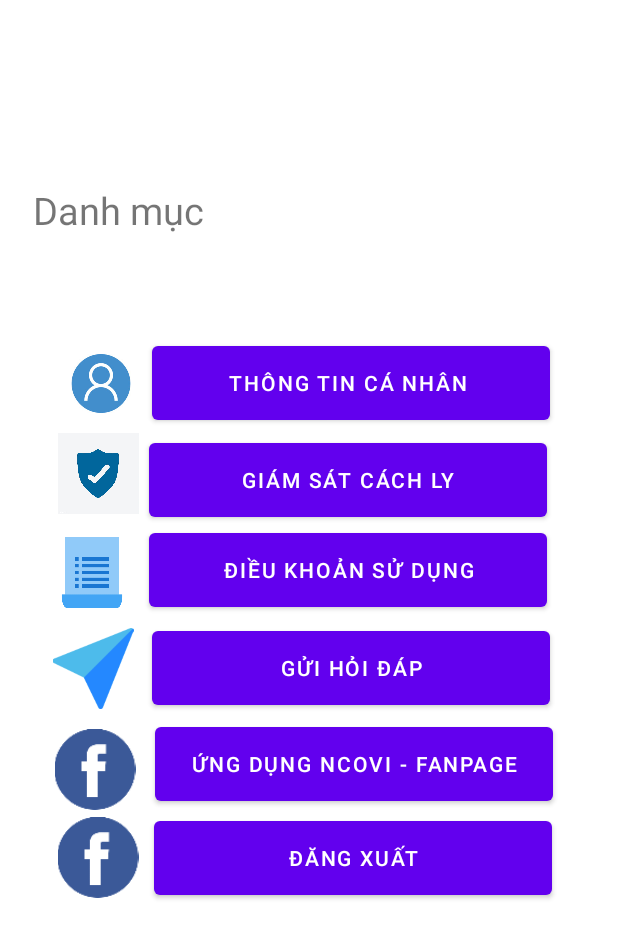
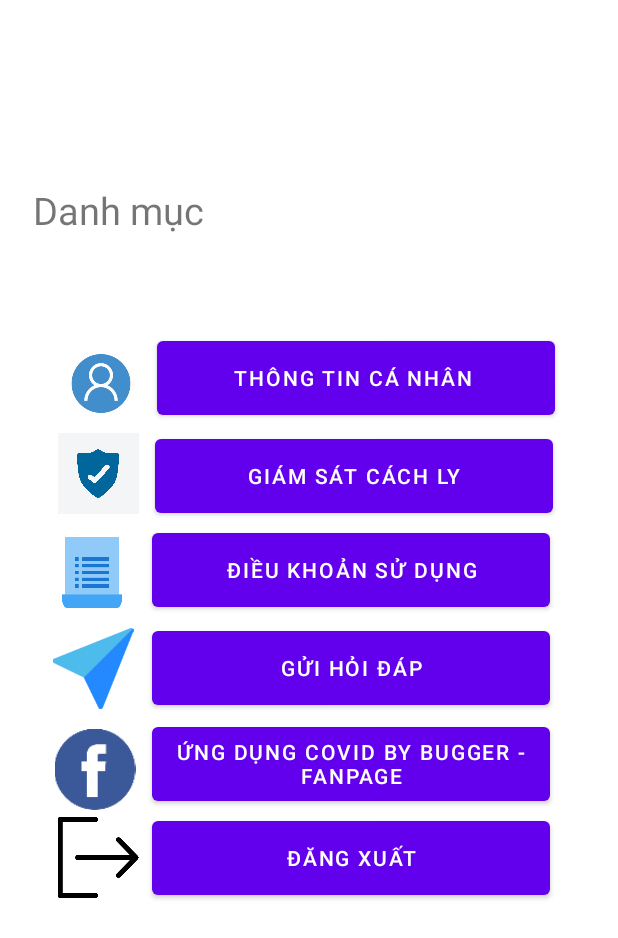
Before and after one commit to philong192001/Android_App, an Android app: the layout fragment_category.xml on its own in the app's theme, with its tools: preview values and no code run, on a phone screen of 412 x 824 dp. Shown: the top 938 px of the screen. Run offline under Robolectric (Android 15) with nearby library versions, the light colour scheme and no system bars.

Commit message:
update phiên bản hoàn chỉnh nhất part2 hahahah

```diff
--- a/app/src/main/AndroidManifest.xml
+++ b/app/src/main/AndroidManifest.xml
@@ -28,13 +28,11 @@
         <activity android:name=".DeclarePersonalInfoActivity" />
         <activity android:name=".PatientActivity" />
          <activity android:name=".HomeActivity" />
-        <activity android:name=".InfoEmp" />
+        <activity android:name=".RegisterActivity" />
         <activity android:name=".ProvisoActivity"/>
-        <activity android:name=".InfoPersonActivity" />
         <activity android:name=".EpidemicPreventionActivity" />
+        <activity android:name=".QRCodeActivity"/>
         <activity android:name=".InfomationUserActivity" />
-
-
         <meta-data
             android:name="com.google.android.geo.API_KEY"
             android:value="AIzaSyBL23QZXAbY--5Nm9z3vokMoeMb8iPQAwY" />
--- a/app/src/main/java/com/example/appcovid/QRCodeActivity.java
+++ b/app/src/main/java/com/example/appcovid/QRCodeActivity.java
@@ -2,20 +2,15 @@ package com.example.appcovid;
 
 import androidx.appcompat.app.AppCompatActivity;
 
-import android.content.Context;
 import android.content.Intent;
 import android.graphics.Bitmap;
 import android.os.Bundle;
 import android.util.Log;
 import android.view.View;
-import android.view.inputmethod.InputMethodManager;
-import android.widget.Button;
-import android.widget.EditText;
 import android.widget.ImageView;
 import android.widget.TextView;
 
 import com.example.appcovid.network.dto.CreateAccDto;
-import com.example.appcovid.network.dto.QRcode;
 import com.google.zxing.BarcodeFormat;
 import com.google.zxing.MultiFormatWriter;
 import com.google.zxing.WriterException;
@@ -35,7 +30,6 @@ public class QRCodeActivity extends AppCompatActivity {
     TextView txtime;
     private Date currentDateTime = Calendar.getInstance().getTime();
 
-    QRcode qrcode = new QRcode();
     @Override
     protected void onCreate(Bundle savedInstanceState) {
         super.onCreate(savedInstanceState);
--- a/app/src/main/java/com/example/appcovid/network/NetworkModule.java
+++ b/app/src/main/java/com/example/appcovid/network/NetworkModule.java
@@ -11,7 +11,7 @@ import retrofit2.converter.moshi.MoshiConverterFactory;
 public class NetworkModule {
     private NetworkModule() {}
 
-    private static String BASE_URL="http://192.168.1.5:8082";
+    private static String BASE_URL="http://192.168.12.206:8082";
 
     public static Moshi moshi = new Moshi.Builder()
             .add(Date.class, new Rfc3339DateJsonAdapter())
--- a/app/src/main/res/layout/activity_screen_otp.xml
+++ b/app/src/main/res/layout/activity_screen_otp.xml
@@ -46,7 +46,7 @@
         android:layout_marginStart="43dp"
         android:layout_marginEnd="45dp"
         android:layout_marginBottom="325dp"
-        android:text="Bạn chưa nhận được mã? Gửi lại OTP(03:00)"
+        android:text="Bạn chưa nhận được mã? Gửi lại OTP"
         app:layout_constraintBottom_toBottomOf="parent"
         app:layout_constraintEnd_toEndOf="parent"
         app:layout_constraintStart_toStartOf="parent" />
--- a/app/src/main/res/layout/fragment_category.xml
+++ b/app/src/main/res/layout/fragment_category.xml
@@ -12,7 +12,7 @@
         android:layout_height="61dp"
         android:layout_alignParentEnd="true"
         android:layout_alignParentBottom="true"
-        android:layout_marginEnd="44dp"
+        android:layout_marginEnd="45dp"
         android:layout_marginBottom="221dp"
         android:text="Đăng xuất" />
 
@@ -37,15 +37,14 @@
         android:layout_marginBottom="541dp"
         app:srcCompat="@drawable/user" />
 
-
     <Button
         android:id="@+id/button"
         android:layout_width="265dp"
         android:layout_height="61dp"
         android:layout_alignParentEnd="true"
         android:layout_alignParentBottom="true"
-        android:layout_marginEnd="45dp"
-        android:layout_marginBottom="538dp"
+        android:layout_marginEnd="42dp"
+        android:layout_marginBottom="541dp"
         android:text="Thông tin cá nhân " />
 
     <Button
@@ -54,8 +53,8 @@
         android:layout_height="61dp"
         android:layout_alignParentEnd="true"
         android:layout_alignParentBottom="true"
-        android:layout_marginEnd="47dp"
-        android:layout_marginBottom="473dp"
+        android:layout_marginEnd="43dp"
+        android:layout_marginBottom="476dp"
         android:text="Giám sát cách ly" />
 
     <Button
@@ -64,7 +63,7 @@
         android:layout_height="61dp"
         android:layout_alignParentEnd="true"
         android:layout_alignParentBottom="true"
-        android:layout_marginEnd="47dp"
+        android:layout_marginEnd="45dp"
         android:layout_marginBottom="413dp"
         android:text="Điều khoản sử dụng" />
 
@@ -84,9 +83,9 @@
         android:layout_height="61dp"
         android:layout_alignParentEnd="true"
         android:layout_alignParentBottom="true"
-        android:layout_marginEnd="43dp"
+        android:layout_marginEnd="45dp"
         android:layout_marginBottom="284dp"
-        android:text="Ứng dụng NCOVI - Fanpage" />
+        android:text="Ứng dụng COVID BY BUGGER - Fanpage" />
 
     <ImageView
         android:id="@+id/imageView2"
@@ -106,7 +105,7 @@
         android:layout_alignParentBottom="true"
         android:layout_marginEnd="312dp"
         android:layout_marginBottom="225dp"
-        app:srcCompat="@drawable/facebook" />
+        app:srcCompat="@drawable/logout" />
 
     <ImageView
         android:id="@+id/imageView3"
```
Also changed, not shown: app/src/main/java/com/example/appcovid/network/dto/CreateAccDto.java (+25 -8 lines), app/src/main/java/com/example/appcovid/network/dto/QRcode.java (deleted, +0 -27 lines), app/src/main/res/layout/activity_qrcode.xml (+10 -5 lines), app/src/main/res/drawable-ldpi/logout.png (added).
